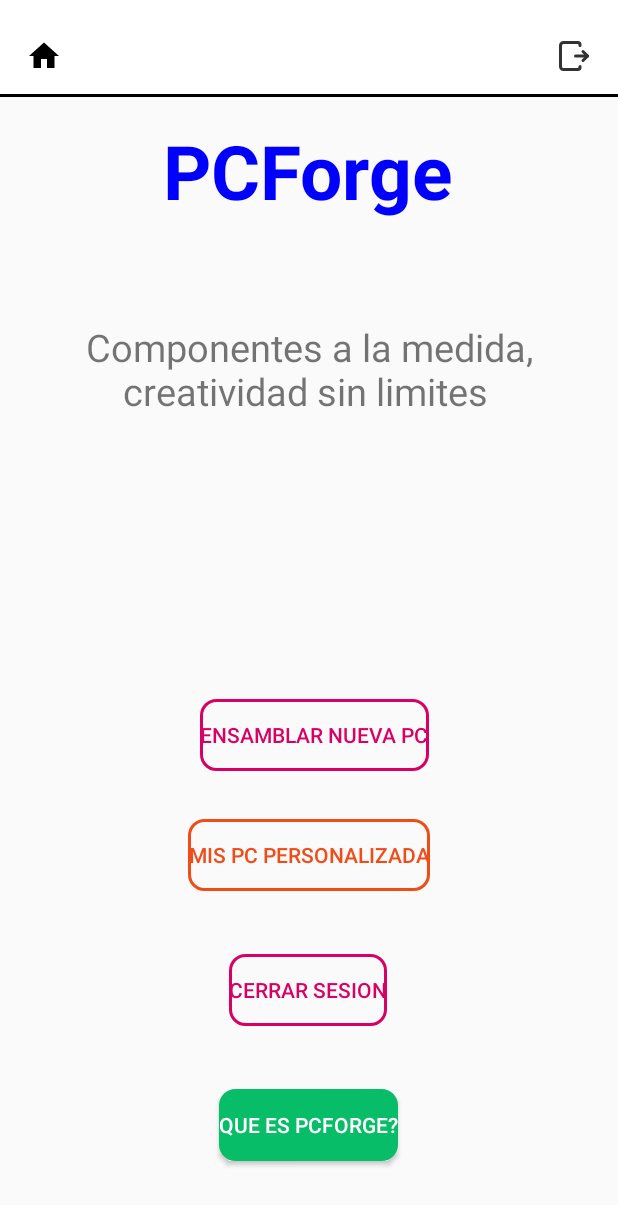
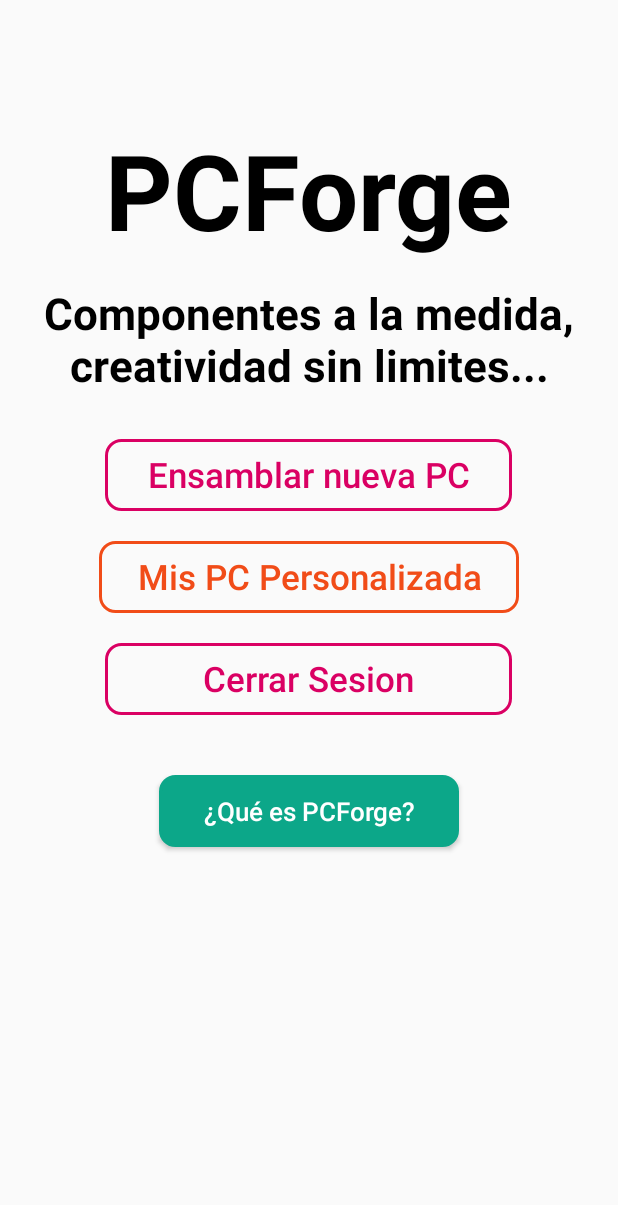
Before and after one commit to u20218174/aplicacionesmoviles, an Android app: the MainActivity screen opened directly, with no data from a screen before it, on a phone screen of 412 x 824 dp. Shown: the top 1205 px of the screen. Run offline under Robolectric (Android 15) with nearby library versions, the phone set to English and light mode, and no system bars.

Commit message:
Terminando de arreglar layouts y movimiento entre Activities

```diff
--- a/app/src/main/AndroidManifest.xml
+++ b/app/src/main/AndroidManifest.xml
@@ -14,6 +14,9 @@
         tools:targetApi="31">
         <activity
             android:name=".DetalleComponenteActivity"
+            android:exported="false" />
+        <activity
+            android:name=".MisCreacionesActivity"
             android:exported="false" />
         <activity
             android:name=".MainActivity"
--- a/app/src/main/java/com/sebaspc/aplicacionesmoviles/MainActivity.java
+++ b/app/src/main/java/com/sebaspc/aplicacionesmoviles/MainActivity.java
@@ -22,9 +22,6 @@ public class MainActivity extends AppCompatActivity {
 
     Button botonQueEs;
 
-    ImageButton imageButton;
-    ImageButton imageButton2;
-
 
     @Override
     protected void onCreate(Bundle savedInstanceState) {
@@ -38,7 +35,6 @@ public class MainActivity extends AppCompatActivity {
             public void onClick(View v) {
                 Intent intent = new Intent(getApplicationContext(), EditPCActivity.class);
                 startActivity(intent);
-                finish();
             }
         });
 
@@ -49,7 +45,6 @@ public class MainActivity extends AppCompatActivity {
             public void onClick(View v) {
                 Intent intent = new Intent(getApplicationContext(), MisCreacionesActivity.class);
                 startActivity(intent);
-                finish();
             }
         });
 
@@ -71,26 +66,6 @@ public class MainActivity extends AppCompatActivity {
             public void onClick(View v) {
                 Intent intent = new Intent(getApplicationContext(), QueEsPCForgeActivity.class);
                 startActivity(intent);
-                finish();
-            }
-        });
-
-        imageButton = findViewById(R.id.iconCasa);
-        imageButton.setOnClickListener(new View.OnClickListener() {
-            @Override
-            public void onClick(View v) {
-                Intent intent = new Intent(getApplicationContext(), MainActivity.class);
-                startActivity(intent);
-                finish();
-            }
-        });
-        imageButton2 = findViewById(R.id.iconSalir);
-        imageButton2.setOnClickListener(new View.OnClickListener() {
-            @Override
-            public void onClick(View v) {
-                Intent intent = new Intent(getApplicationContext(), LoadingActivity.class);
-                startActivity(intent);
-                finish();
             }
         });
 
--- a/app/src/main/res/drawable/btn_style5.xml
+++ b/app/src/main/res/drawable/btn_style5.xml
@@ -4,12 +4,12 @@
     <item>
         <shape android:shape="rectangle">
 
-            <solid android:color="@color/green" />
+            <solid android:color="@color/ligh_green" />
             <corners android:radius="10dp"/>
 
             <stroke
                 android:width="2dp"
-                android:color="@color/green" />
+                android:color="@color/ligh_green" />
 
         </shape>
     </item>
--- a/app/src/main/res/layout/activity_detalle_componente.xml
+++ b/app/src/main/res/layout/activity_detalle_componente.xml
@@ -70,7 +70,7 @@
                 android:layout_below="@+id/txtAdd" />
 
             <androidx.appcompat.widget.AppCompatButton
-                android:id="@+id/button4"
+                android:id="@+id/btnVolver"
                 android:layout_width="wrap_content"
                 android:layout_height="wrap_content"
                 android:layout_marginTop="8dp"
--- a/app/src/main/res/layout/activity_main.xml
+++ b/app/src/main/res/layout/activity_main.xml
@@ -1,102 +1,93 @@
 <?xml version="1.0" encoding="utf-8"?>
-<androidx.constraintlayout.widget.ConstraintLayout xmlns:android="http://schemas.android.com/apk/res/android"
+<ScrollView xmlns:android="http://schemas.android.com/apk/res/android"
     xmlns:app="http://schemas.android.com/apk/res-auto"
     xmlns:tools="http://schemas.android.com/tools"
     android:layout_width="match_parent"
     android:layout_height="match_parent">
 
-    <include
-        android:id="@+id/include"
-        layout="@layout/toolbar" />
-
+    <RelativeLayout
+        android:layout_width="match_parent"
+        android:layout_height="match_parent">
 
         <TextView
-        android:id="@+id/txttitulo"
+            android:id="@+id/txtTitulo"
             android:layout_width="wrap_content"
             android:layout_height="wrap_content"
             android:layout_marginTop="80dp"
             android:text="PCForge"
-        android:textColor="#0000FF"
-        android:textSize="50sp"
+            android:textColor="@color/black"
+            android:textSize="70sp"
             android:textStyle="bold"
-        app:layout_constraintBottom_toTopOf="@+id/txtComentario"
-        app:layout_constraintEnd_toEndOf="parent"
-        app:layout_constraintHorizontal_bias="0.497"
-        app:layout_constraintStart_toStartOf="parent"
-        app:layout_constraintTop_toTopOf="parent"
-        app:layout_constraintVertical_bias="0.0" />
+            android:layout_centerHorizontal="true"/>
 
         <TextView
             android:id="@+id/txtComentario"
             android:layout_width="wrap_content"
             android:layout_height="wrap_content"
-        android:layout_marginBottom="10dp"
-        android:gravity="center"
-        android:text="Componentes a la medida, creatividad sin limites "
-        android:textSize="25sp"
-        app:layout_constraintBottom_toBottomOf="parent"
-        app:layout_constraintEnd_toEndOf="parent"
-        app:layout_constraintHorizontal_bias="0.0"
-        app:layout_constraintStart_toStartOf="parent"
-        app:layout_constraintTop_toTopOf="parent"
-        app:layout_constraintVertical_bias="0.285" />
+            android:layout_marginTop="15dp"
+            android:text="Componentes a la medida, creatividad sin limites..."
+            android:textSize="29sp"
+            android:textColor="@color/black"
+            android:textStyle="bold"
+            android:textAlignment="center"
+            android:layout_centerHorizontal="true"
+            android:layout_below="@+id/txtTitulo" />
 
         <Button
             android:id="@+id/btnEnsamblar"
             android:layout_width="wrap_content"
             android:layout_height="wrap_content"
-        android:layout_marginBottom="310dp"
+            android:layout_marginTop="30dp"
             android:background="@drawable/btn_style2"
+            android:textSize="23sp"
+            android:textAllCaps="false"
             android:text="Ensamblar nueva PC"
             android:textColor="@color/light_red"
-        app:layout_constraintBottom_toBottomOf="parent"
-        app:layout_constraintEnd_toEndOf="parent"
-        app:layout_constraintHorizontal_bias="0.515"
-        app:layout_constraintStart_toStartOf="parent" />
+            android:layout_centerHorizontal="true"
+            android:layout_alignStart="@+id/txtTitulo"
+            android:layout_alignEnd="@+id/txtTitulo"
+            android:layout_below="@+id/txtComentario" />
 
         <Button
             android:id="@+id/btnConfiguracion"
-        android:layout_width="wrap_content"
+            android:layout_width="280dp"
             android:layout_height="wrap_content"
-        android:layout_marginBottom="230dp"
+            android:layout_marginTop="20dp"
             android:background="@drawable/btn_style4"
             android:text="Mis PC Personalizada"
+            android:textSize="23sp"
+            android:textAllCaps="false"
             android:textColor="@color/orange"
-        app:layout_constraintBottom_toBottomOf="parent"
-        app:layout_constraintEnd_toEndOf="parent"
-        app:layout_constraintStart_toStartOf="parent"
-        app:layout_constraintTop_toBottomOf="@+id/btnEnsamblar"
-        app:layout_constraintVertical_bias="1.0" />
+            android:layout_centerHorizontal="true"
+            android:layout_below="@+id/btnEnsamblar" />
 
         <Button
             android:id="@+id/btnCerrarSesion"
             android:layout_width="wrap_content"
             android:layout_height="wrap_content"
-        android:layout_marginBottom="140dp"
+            android:layout_marginTop="20dp"
             android:background="@drawable/btn_style2"
             android:text="Cerrar Sesion"
+            android:textSize="23sp"
+            android:textAllCaps="false"
             android:textColor="@color/light_red"
-        app:layout_constraintBottom_toBottomOf="parent"
-        app:layout_constraintEnd_toEndOf="parent"
-        app:layout_constraintHorizontal_bias="0.498"
-        app:layout_constraintStart_toStartOf="parent"
-        app:layout_constraintTop_toBottomOf="@+id/btnConfiguracion"
-        app:layout_constraintVertical_bias="1.0" />
+            android:layout_centerHorizontal="true"
+            android:layout_alignStart="@+id/txtTitulo"
+            android:layout_alignEnd="@+id/txtTitulo"
+            android:layout_below="@+id/btnConfiguracion" />
 
         <Button
             android:id="@+id/btnQueEs"
-        android:layout_width="wrap_content"
+            android:layout_width="200dp"
             android:layout_height="wrap_content"
-        android:layout_marginBottom="50dp"
+            android:layout_marginTop="40dp"
+            android:layout_marginBottom="40dp"
             android:background="@drawable/btn_style5"
-        android:text="Que es PCForge?"
+            android:text="¿Qué es PCForge?"
+            android:textSize="17sp"
+            android:textAllCaps="false"
             android:textColor="@color/white"
-        app:layout_constraintBottom_toBottomOf="parent"
-        app:layout_constraintEnd_toEndOf="parent"
-        app:layout_constraintHorizontal_bias="0.498"
-        app:layout_constraintStart_toStartOf="parent"
-        app:layout_constraintTop_toBottomOf="@+id/btnConfiguracion"
-        app:layout_constraintVertical_bias="1.0" />
-
-
-</androidx.constraintlayout.widget.ConstraintLayout>
+            android:layout_centerHorizontal="true"
+            android:layout_below="@+id/btnCerrarSesion" />
+    </RelativeLayout>
+</ScrollView>
```
Also changed, not shown: app/src/main/java/com/sebaspc/aplicacionesmoviles/DetalleComponenteActivity.java (+9 -0 lines), app/src/main/java/com/sebaspc/aplicacionesmoviles/EditPCActivity.java (+12 -0 lines), app/src/main/java/com/sebaspc/aplicacionesmoviles/MisCreacionesActivity.java (+36 -0 lines), app/src/main/res/layout/activity_mis_creaciones.xml (+63 -58 lines). Lines whose indentation alone changed are shown as unchanged.
